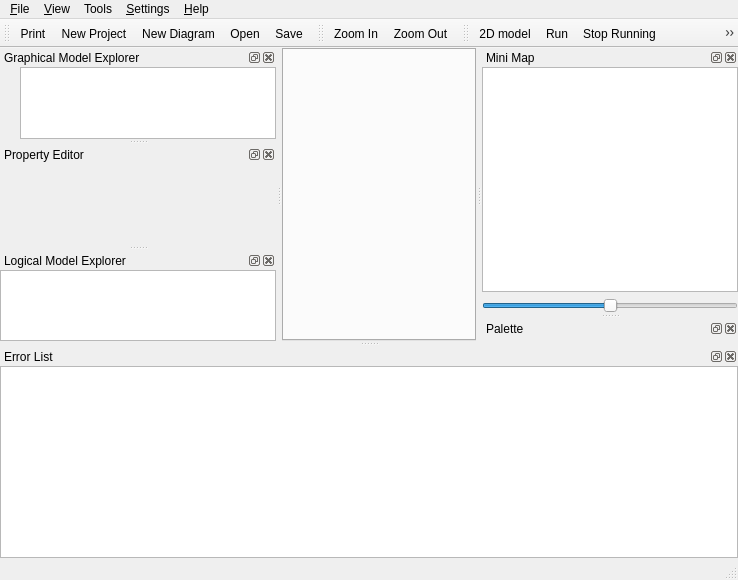
qreal/qreal, file qrgui/mainwindow/mainWindow.ui: the form before one commit.
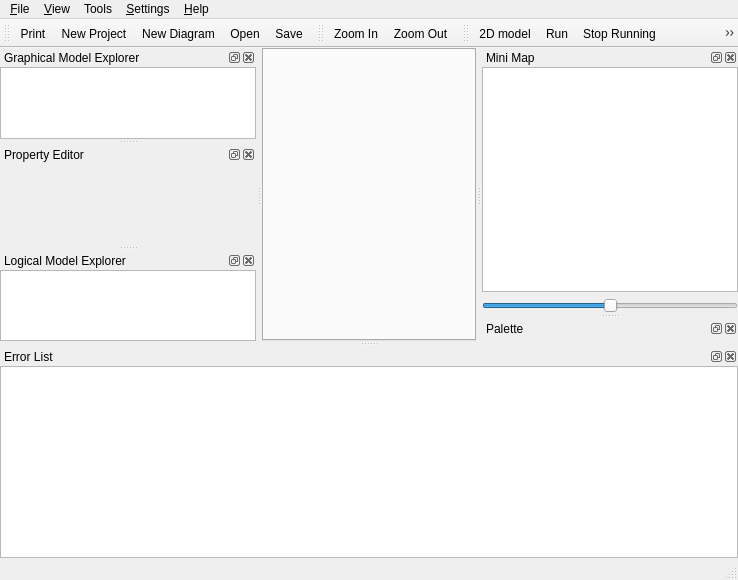
The form after the commit. Icons and pictures are not drawn. Custom widgets are drawn as their Qt base class.

What changed in the file:
```diff
--- a/qrgui/mainwindow/mainWindow.ui
+++ b/qrgui/mainwindow/mainWindow.ui
@@ -237,19 +237,6 @@
    </attribute>
    <widget class="QWidget" name="graphicalModelDockWidgetContents">
     <layout class="QHBoxLayout" name="horizontalLayout">
-     <item>
-      <spacer name="verticalSpacer">
-       <property name="orientation">
-        <enum>Qt::Vertical</enum>
-       </property>
-       <property name="sizeHint" stdset="0">
-        <size>
-         <width>20</width>
-         <height>40</height>
-        </size>
-       </property>
-      </spacer>
-     </item>
      <item>
       <widget class="QTreeView" name="graphicalModelExplorer">
        <property name="contextMenuPolicy">
```
